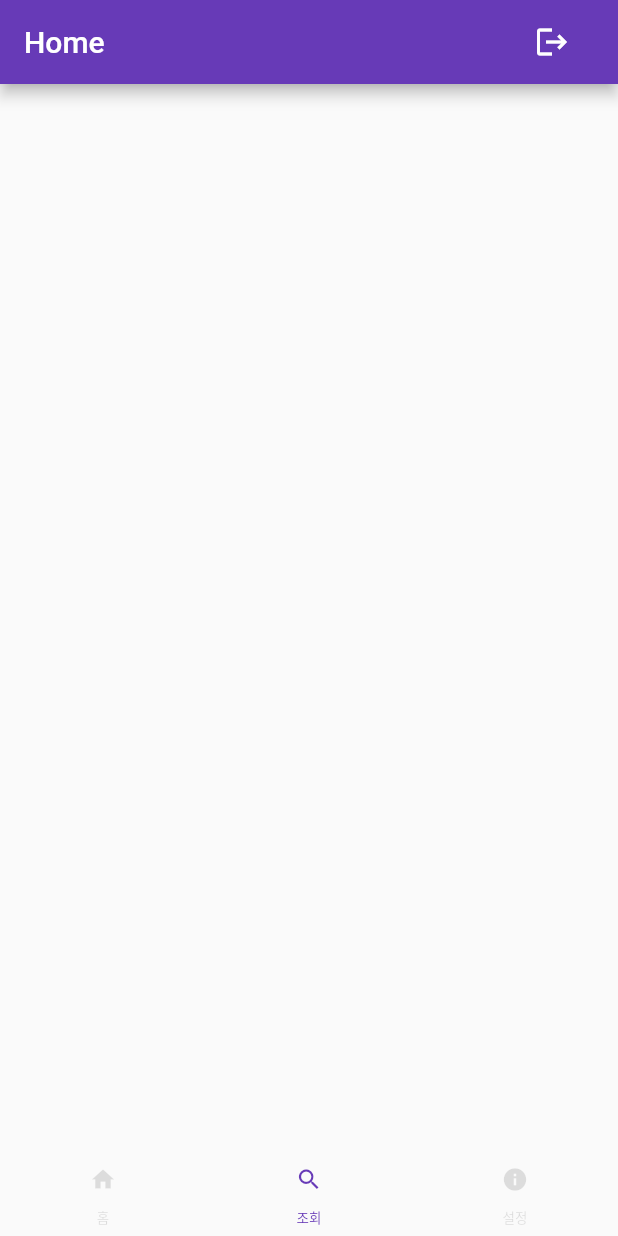
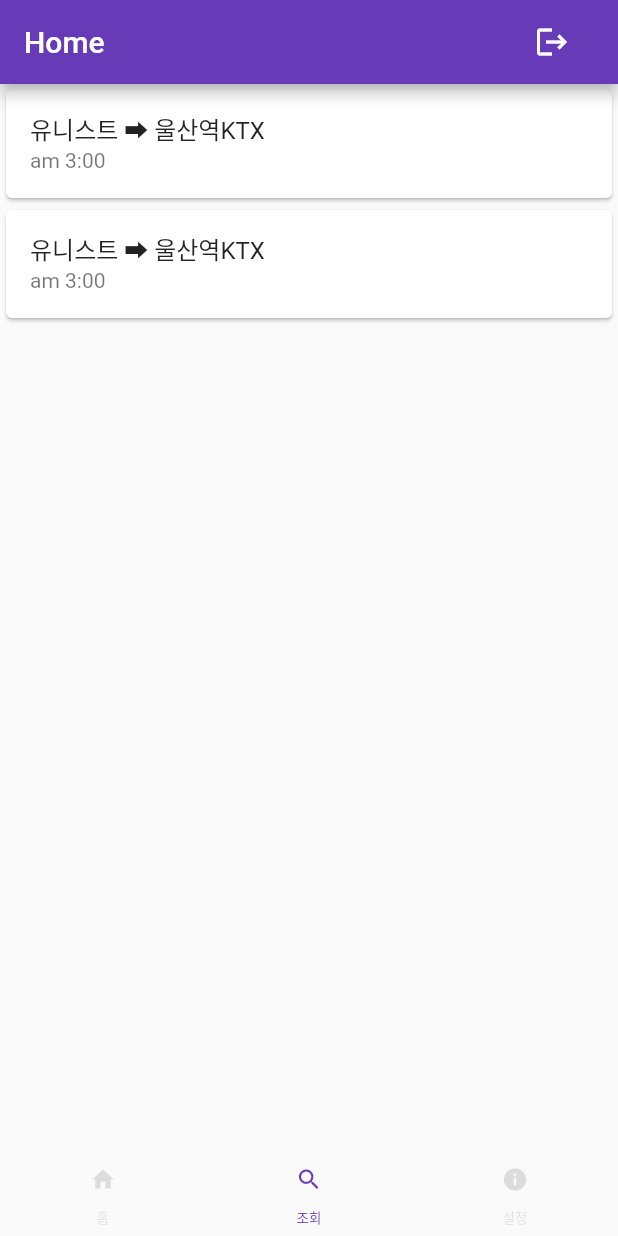
Before and after one commit to nano-2-ly/unist_taxi_party, a Flutter app: the screen it shows after launch, item 2 of the bottom bar chosen, on a phone screen of 412 x 824 dp. Run offline on Flutter 3.47's test engine with Material 2 defaults, Android fonts, the phone set to English and light mode, and no system bars; our stand-ins replace flutter_login, get; missing offline and left inert: amplify_analytics_pinpoint, amplify_auth_cognito, amplify_flutter.

Commit message:
create search widget and partyListItem widget

```diff
--- a/lib/screens/home.dart
+++ b/lib/screens/home.dart
@@ -5,6 +5,7 @@ import 'package:get/get.dart';
 import 'package:unist_taxt_party_app/models/authData.dart';
 import 'package:unist_taxt_party_app/widgets/bottomBar.dart';
 import 'package:unist_taxt_party_app/widgets/overview.dart';
+import 'package:unist_taxt_party_app/widgets/search.dart';
 
 class HomeScreen extends StatefulWidget {
   @override
@@ -59,7 +60,7 @@ class _HomeScreenState extends State<HomeScreen> {
           physics: NeverScrollableScrollPhysics(),
           children:[
             Overview(),
-            Container(),
+            SeachWidget(),
             Container(),
           ],
         ),
--- /dev/null
+++ b/lib/widgets/partyListItem.dart
@@ -0,0 +1,29 @@
+import 'package:flutter/material.dart';
+import 'package:flutter/rendering.dart';
+import 'package:get/get.dart';
+import 'package:unist_taxt_party_app/models/party.dart';
+
+class PartyListItemWidget extends StatelessWidget {
+  final Party partyItem;
+
+  const PartyListItemWidget({Key? key, required this.partyItem}) : super(key: key);
+
+  @override
+  Widget build(BuildContext context) {
+    return Card(
+      child: ListTile(
+        onTap: (){
+          Get.toNamed('/');
+        },
+        title: Text(
+          '${partyItem.departure} ➡ ${partyItem.arrival}',
+          overflow: TextOverflow.ellipsis,
+        ),
+        subtitle: Text(
+          '${partyItem.meetAt}',
+          overflow: TextOverflow.ellipsis,
+        ),
+      ),
+    );
+  }
+}
--- /dev/null
+++ b/lib/widgets/search.dart
@@ -0,0 +1,21 @@
+import 'package:flutter/material.dart';
+import 'package:flutter/rendering.dart';
+import 'package:unist_taxt_party_app/models/party.dart';
+import 'package:unist_taxt_party_app/widgets/partyListItem.dart';
+
+class SeachWidget extends StatelessWidget {
+  const SeachWidget({Key? key}) : super(key: key);
+
+  @override
+  Widget build(BuildContext context) {
+    return Container(
+        child: ListView(
+          children: [
+            PartyListItemWidget(partyItem: Party("유니스트","울산역KTX","description","기숙사 광장","am 3:00","udpateAt","createAt","nanotoly",),),
+            PartyListItemWidget(partyItem: Party("유니스트","울산역KTX","description","기숙사 광장","am 3:00","udpateAt","createAt","nanotoly",),),
+
+          ],
+        )
+    );
+  }
+}
```
